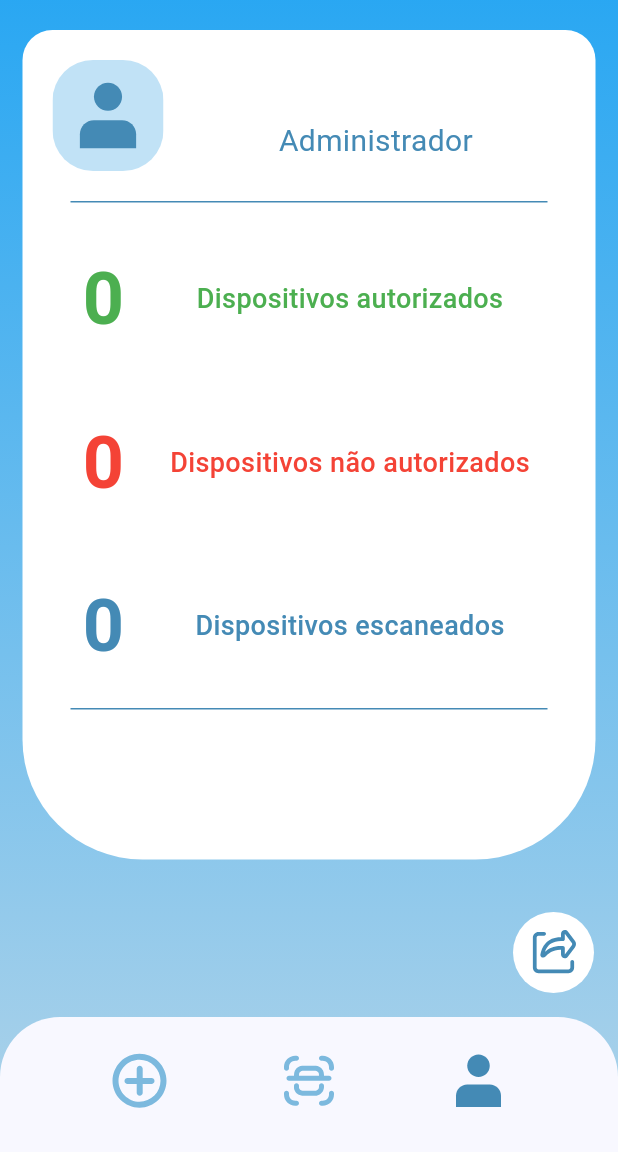
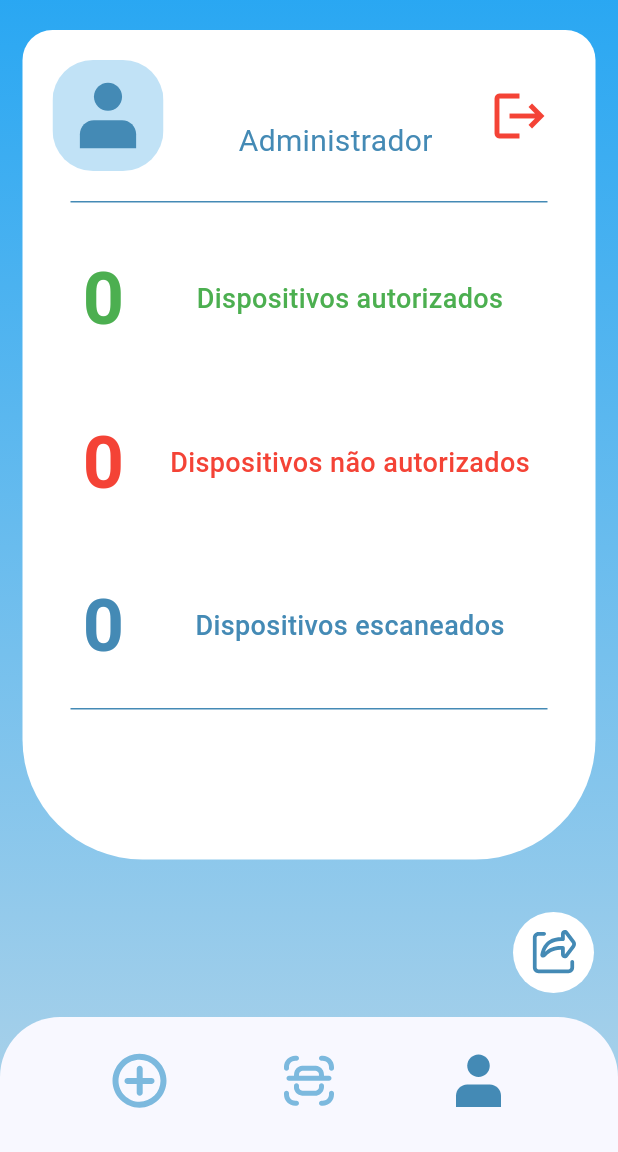
Before and after one commit to WKO8/vysenet-app, a Flutter app: the ProfileScreen screen opened by its route, on a phone screen of 412 x 824 dp, the part 84-1236 px from its top. Run offline on Flutter 3.47's test engine with Material 3 defaults, Android fonts, the phone set to English and light mode, and no system bars; our stand-ins replace cloud_firestore, firebase_auth, firebase_core, flutter_svg, shared_preferences; accounts and stored records are empty; network calls fail.

```diff
--- a/lib/screens/profile_screen.dart
+++ b/lib/screens/profile_screen.dart
@@ -5,6 +5,7 @@ import 'package:flutter_svg/flutter_svg.dart';
 import 'package:vysenet/models/authorized_device.dart';
 import 'package:vysenet/models/device.dart';
 import 'package:vysenet/services/api_service.dart';
+import 'package:vysenet/services/auth_shared_preference_service.dart';
 import 'package:vysenet/widgets/custom_bottom_navigation_bar.dart';
 
 import '../components/custom_app_bar.dart';
@@ -25,6 +26,15 @@ class _ProfileScreenState extends State<ProfileScreen> {
   void initState() {
     super.initState();
     _loadDeviceData();
+  }
+
+  Future<void> _logout() async {
+    await FirebaseAuth.instance.signOut(); // Firebase sign out
+    await AuthSharedPreferences.saveLoggedInState(false); // SharedPreferences
+
+    // Navega para a tela de login e remove as rotas anteriores
+    if (!mounted) return;
+    Navigator.pushNamedAndRemoveUntil(context, '/login', (route) => false);
   }
 
   Future<void> _loadDeviceData() async {
@@ -92,7 +102,7 @@ class _ProfileScreenState extends State<ProfileScreen> {
                     ),
                   ),
                   child: Column(
-                    crossAxisAlignment: CrossAxisAlignment.start,
+                    crossAxisAlignment: CrossAxisAlignment.center,
                     children: [
                       // Foto e nome do usuário
                       Padding(
@@ -111,10 +121,9 @@ class _ProfileScreenState extends State<ProfileScreen> {
                                 ),
                               ),
                             ),
-                            const SizedBox(width: 15),
+                            const SizedBox(width: 50),
                             Expanded(
                               child: Row(
-                                mainAxisAlignment: MainAxisAlignment.center,
                                 children: [
                                   Column(
                                     crossAxisAlignment: CrossAxisAlignment.center,
@@ -135,6 +144,15 @@ class _ProfileScreenState extends State<ProfileScreen> {
                                         ),
                                       ),
                                     ],
+                                  ),
+                                  const SizedBox(width: 30),
+                                  IconButton(
+                                    icon: const Icon(
+                                      Icons.logout,
+                                      color: Colors.red,
+                                      size: 40,
+                                    ),
+                                    onPressed: _logout,
                                   ),
                                 ],
                               ),
--- a/lib/screens/recovery_password_screen.dart
+++ b/lib/screens/recovery_password_screen.dart
@@ -120,7 +120,7 @@ class RecoveryPasswordScreen extends StatelessWidget {
                           }),
                           TextButton(
                             onPressed: () {
-                              Navigator.pushNamed(context, '/signin');
+                              Navigator.pushNamed(context, '/register');
                             },
                             child: RichText(
                               text: const TextSpan(
@@ -165,7 +165,7 @@ class RecoveryPasswordScreen extends StatelessWidget {
                           height: 50,
                           color: Colors.white,
                           onPressed: () => {
-                            Navigator.pushNamed(context, '/signin')
+                            Navigator.pushNamed(context, '/login')
                           },
                         );
                       }),
```
Also changed, not shown: lib/main.dart (+14 -2 lines), lib/screens/login_screen.dart (+0 -19 lines).
